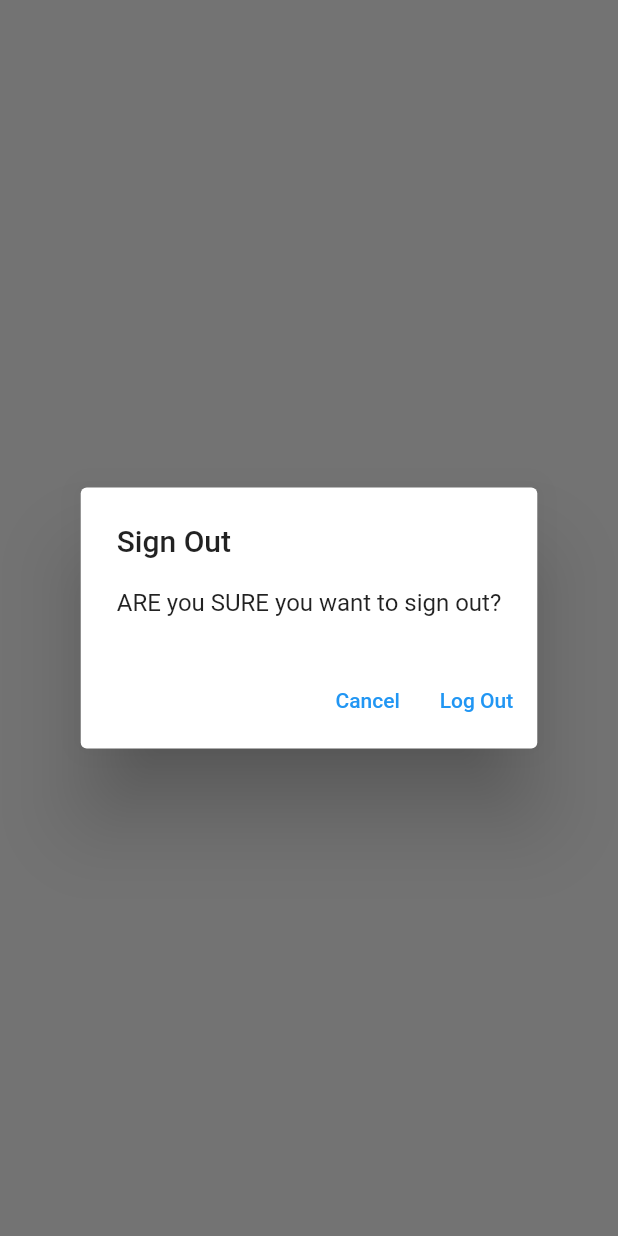
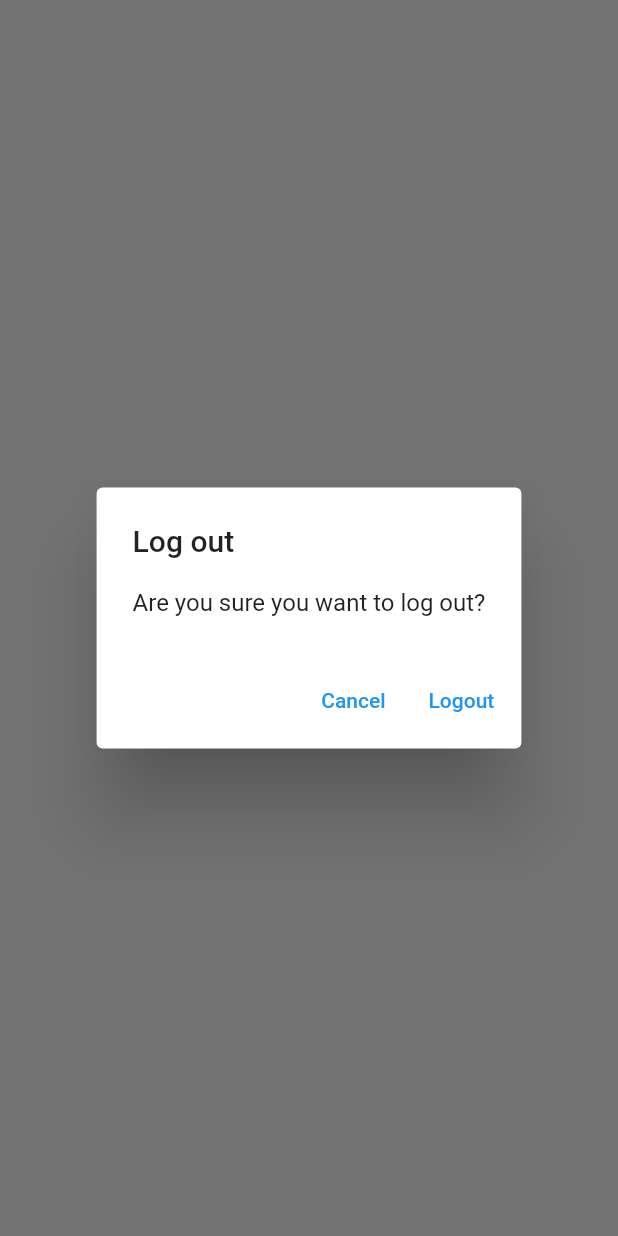
Before and after one commit to A-Shanan/firstapp, a Flutter app: what showLogOutDialog() shows on an empty page, opened directly, on a phone screen of 412 x 824 dp. Run offline on Flutter 3.47's test engine with Material 2 defaults, Android fonts, the phone set to English and light mode, and no system bars; our stand-ins replace firebase_auth, firebase_core, sqflite; accounts and stored records are empty; network calls fail.

Commit message:
set an delete icon in noteView and fix issues

```diff
--- a/lib/View/login_view.dart
+++ b/lib/View/login_view.dart
@@ -1,9 +1,9 @@
+import 'package:flutter/material.dart';
+
 import 'package:firstapp/services/auth/auth_exceptions.dart';
 import 'package:firstapp/services/auth/auth_service.dart';
-import 'package:flutter/material.dart';
-
 import 'package:firstapp/constants/routes.dart';
-import 'package:firstapp/utilities/show_error_dialog.dart';
+import '../utilities/dailogs/error_dialog.dart';
 
 class LoginView extends StatefulWidget {
   const LoginView({super.key});
--- a/lib/View/notes/notes_view.dart
+++ b/lib/View/notes/notes_view.dart
@@ -1,3 +1,5 @@
+import 'package:firstapp/View/notes/notes_list_view.dart';
+import 'package:firstapp/utilities/dailogs/logout_dialog.dart';
 import 'package:flutter/material.dart';
 
 import 'package:firstapp/services/auth/auth_service.dart';
@@ -71,18 +73,10 @@ class _NotesViewState extends State<NotesView> {
                     case ConnectionState.active:
                       if (snapshot.hasData) {
                         final allNotes = snapshot.data as List<DatabaseNote>;
-                        return ListView.builder(
-                          itemCount: allNotes.length,
-                          itemBuilder: (context, index) {
-                            final note = allNotes[index];
-                            return ListTile(
-                              title: Text(
-                                note.text,
-                                maxLines: 1,
-                                softWrap: true,
-                                overflow: TextOverflow.ellipsis,
-                              ),
-                            );
+                        return NotesListView(
+                          notes: allNotes,
+                          onDeleteNote: (note) async {
+                            await _notesService.deleteNote(id: note.id);
                           },
                         );
                       } else {
@@ -101,29 +95,3 @@ class _NotesViewState extends State<NotesView> {
     );
   }
 }
-
-Future<bool> showLogOutDialog(BuildContext context) {
-  return showDialog<bool>(
-    context: context,
-    builder: (context) {
-      return AlertDialog(
-        title: const Text('Sign Out'),
-        content: const Text('ARE you SURE you want to sign out?'),
-        actions: [
-          TextButton(
-            onPressed: () {
-              Navigator.of(context).pop(false);
-            },
-            child: const Text('Cancel'),
-          ),
-          TextButton(
-            onPressed: () {
-              Navigator.of(context).pop(true);
-            },
-            child: const Text('Log Out'),
-          ),
-        ],
-      );
-    },
-  ).then((value) => value ?? false);
-}
--- a/lib/View/register_view.dart
+++ b/lib/View/register_view.dart
@@ -1,9 +1,9 @@
 // ignore_for_file: use_build_context_synchronously
+import 'package:flutter/material.dart';
+
 import 'package:firstapp/services/auth/auth_exceptions.dart';
 import 'package:firstapp/services/auth/auth_service.dart';
-import 'package:flutter/material.dart';
-
-import 'package:firstapp/utilities/show_error_dialog.dart';
+import 'package:firstapp/utilities/dailogs/error_dialog.dart';
 import 'package:firstapp/constants/routes.dart';
 
 class RegisterView extends StatefulWidget {
--- /dev/null
+++ b/lib/utilities/dailogs/generic_dialog.dart
@@ -0,0 +1,34 @@
+import 'package:flutter/material.dart';
+
+typedef DialogOptionBuilder<T> = Map<String, T?> Function();
+
+Future<T?> showGenericDialog<T>({
+  required BuildContext context,
+  required String title,
+  required String content,
+  required DialogOptionBuilder optionsBuilder,
+}) {
+  final options = optionsBuilder();
+  return showDialog<T>(
+    context: context,
+    builder: (context) {
+      return AlertDialog(
+        title: Text(title),
+        content: Text(content),
+        actions: options.keys.map((optionTitle) {
+          final value = options[optionTitle];
+          return TextButton(
+            onPressed: () {
+              if (value != null) {
+                Navigator.of(context).pop(value);
+              } else {
+                Navigator.of(context).pop();
+              }
+            },
+            child: Text(optionTitle),
+          );
+        }).toList(),
+      );
+    },
+  );
+}
--- /dev/null
+++ b/lib/utilities/dailogs/logout_dialog.dart
@@ -0,0 +1,17 @@
+import 'package:flutter/material.dart';
+
+import 'package:firstapp/utilities/dailogs/generic_dialog.dart';
+
+Future<bool> showLogOutDialog(BuildContext context) {
+  return showGenericDialog<bool>(
+    context: context,
+    title: 'Log out',
+    content: 'Are you sure you want to log out?',
+    optionsBuilder: () => {
+      'Cancel': false,
+      'Logout': true,
+    },
+  ).then(
+    (value) => value ?? false,
+  );
+}
```
Also changed, not shown: lib/View/notes/notes_list_view.dart (added, +44 -0 lines), lib/utilities/dailogs/delete_dialog.dart (added, +17 -0 lines), lib/utilities/dailogs/error_dialog.dart (added, +17 -0 lines), lib/utilities/show_error_dialog.dart (deleted, +0 -24 lines).
